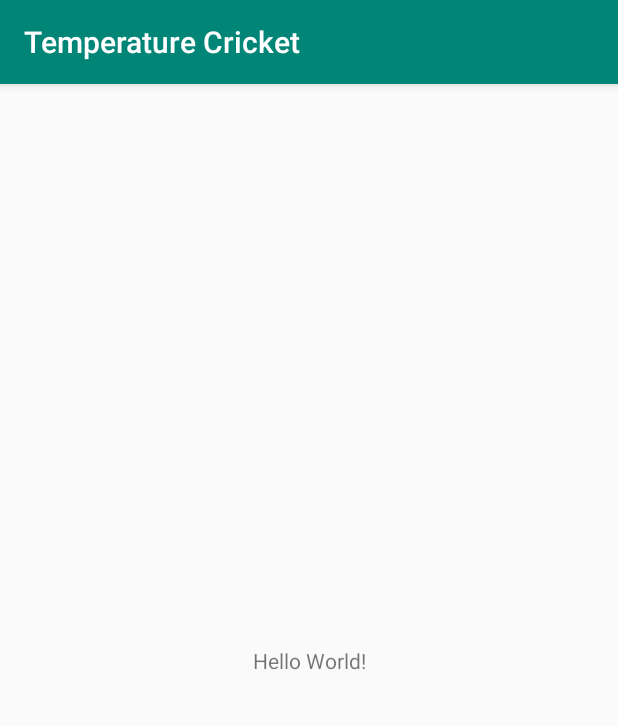
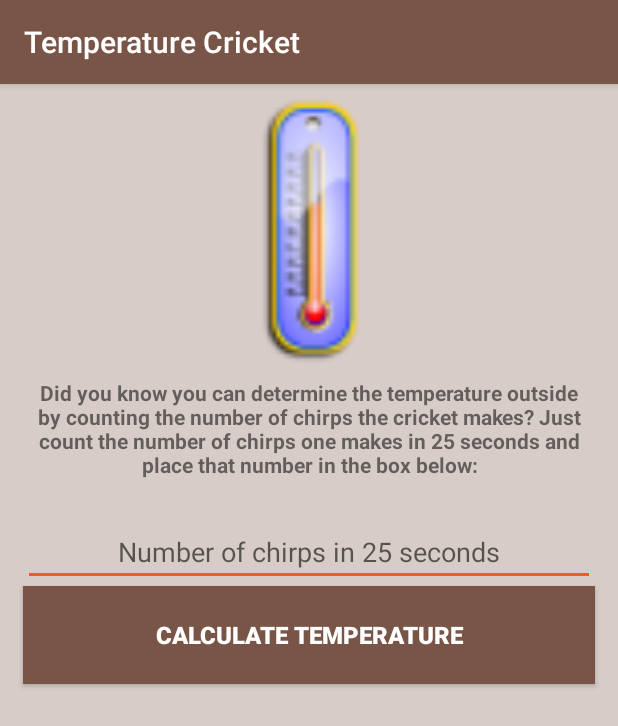
Before and after one commit to Mike-Stupich/LearningAndroidDev, an Android app: the screen it shows after launch (MainActivity), on a phone screen of 412 x 824 dp. Shown: the top 726 px of the screen. Run offline under Robolectric (Android 15) with nearby library versions, the phone set to English and light mode, and no system bars.

Commit message:
Completed cricket temperature challenge

```diff
--- a/TemperatureCricket/app/src/main/AndroidManifest.xml
+++ b/TemperatureCricket/app/src/main/AndroidManifest.xml
@@ -4,7 +4,7 @@
 
     <application
             android:allowBackup="true"
-            android:icon="@mipmap/ic_launcher"
+            android:icon="@mipmap/ic_launcher_round"
             android:label="@string/app_name"
             android:roundIcon="@mipmap/ic_launcher_round"
             android:supportsRtl="true"
--- a/TemperatureCricket/app/src/main/java/com/intro/temperaturecricket/MainActivity.kt
+++ b/TemperatureCricket/app/src/main/java/com/intro/temperaturecricket/MainActivity.kt
@@ -2,11 +2,26 @@ package com.intro.temperaturecricket
 
 import androidx.appcompat.app.AppCompatActivity
 import android.os.Bundle
+import android.view.View
+import kotlinx.android.synthetic.main.activity_main.*
 
 class MainActivity : AppCompatActivity() {
 
     override fun onCreate(savedInstanceState: Bundle?) {
         super.onCreate(savedInstanceState)
         setContentView(R.layout.activity_main)
+
+        tvTempRes.visibility = (View.GONE)
+
+        btnSubmitTemp.setOnClickListener{
+            val numChirps = etNumChirps.text.toString().toFloat()
+            tvTempRes.text = String.format(getString(R.string.degree_result), calcTemp(numChirps))
+            tvTempRes.visibility = (View.VISIBLE)
+        }
     }
+
+    private fun calcTemp(numChirps: Float):Float {
+        return (numChirps / 3 + 4)
+    }
+
 }
--- a/TemperatureCricket/app/src/main/res/layout/activity_main.xml
+++ b/TemperatureCricket/app/src/main/res/layout/activity_main.xml
@@ -1,19 +1,41 @@
 <?xml version="1.0" encoding="utf-8"?>
-<androidx.constraintlayout.widget.ConstraintLayout
+<LinearLayout
         xmlns:android="http://schemas.android.com/apk/res/android"
         xmlns:tools="http://schemas.android.com/tools"
         xmlns:app="http://schemas.android.com/apk/res-auto"
         android:layout_width="match_parent"
         android:layout_height="match_parent"
+        android:orientation="vertical"
+        android:background="@color/colorPrimaryLight"
         tools:context=".MainActivity">
-
+    <ImageView
+            android:layout_width="match_parent"
+            android:layout_height="196dp" app:srcCompat="@mipmap/thermometer" android:id="@+id/thermo_img"
+            android:contentDescription="@string/thermometer_desc"/>
     <TextView
-            android:layout_width="wrap_content"
+            android:text="@string/main_info"
+            android:layout_width="match_parent"
+            android:layout_height="93dp" android:id="@+id/tvMainInfo" android:textStyle="bold"
+            android:gravity="center_horizontal" android:layout_marginLeft="15dp" android:layout_marginRight="15dp"/>
+    <EditText
+            android:layout_width="match_parent"
             android:layout_height="wrap_content"
-            android:text="Hello World!"
-            app:layout_constraintBottom_toBottomOf="parent"
-            app:layout_constraintLeft_toLeftOf="parent"
-            app:layout_constraintRight_toRightOf="parent"
-            app:layout_constraintTop_toTopOf="parent"/>
-
-</androidx.constraintlayout.widget.ConstraintLayout>
+            android:inputType="number"
+            android:ems="10"
+            android:id="@+id/etNumChirps" android:hint="@string/num_chips_hint"
+            android:gravity="center_horizontal" android:layout_marginLeft="15dp" android:layout_marginRight="15dp"
+            android:importantForAutofill="no" tools:ignore="UnusedAttribute"/>
+    <Button
+            android:text="@string/calculate_temperature"
+            android:layout_width="match_parent"
+            android:layout_height="65dp" android:id="@+id/btnSubmitTemp" android:layout_marginLeft="15dp"
+            android:layout_marginRight="15dp"
+            android:background="@color/colorPrimary"
+            android:textColor="#FFFFFF" android:textStyle="bold" android:textSize="16sp"/>
+    <TextView
+            android:text="@string/degree_result"
+            android:layout_width="match_parent"
+            android:layout_height="91dp" android:id="@+id/tvTempRes" android:gravity="center_horizontal"
+            android:layout_marginLeft="25dp" android:layout_marginRight="25dp" android:textStyle="bold"
+            android:layout_marginTop="20dp"/>
+</LinearLayout>
--- a/TemperatureCricket/app/src/main/res/mipmap-anydpi-v26/ic_launcher.xml
+++ /dev/null
@@ -1,5 +0,0 @@
-<?xml version="1.0" encoding="utf-8"?>
-<adaptive-icon xmlns:android="http://schemas.android.com/apk/res/android">
-    <background android:drawable="@drawable/ic_launcher_background"/>
-    <foreground android:drawable="@drawable/ic_launcher_foreground"/>
-</adaptive-icon>
--- a/TemperatureCricket/app/src/main/res/values/colors.xml
+++ b/TemperatureCricket/app/src/main/res/values/colors.xml
@@ -1,6 +1,8 @@
 <?xml version="1.0" encoding="utf-8"?>
 <resources>
-    <color name="colorPrimary">#008577</color>
-    <color name="colorPrimaryDark">#00574B</color>
-    <color name="colorAccent">#D81B60</color>
+    <color name="colorPrimary">#795548</color>
+    <color name="colorPrimaryDark">#5D4037</color>
+    <color name="colorAccent">#FF5722</color>
+    <color name="colorPrimaryText">#212121</color>
+    <color name="colorPrimaryLight">#D7CCC8</color>
 </resources>
--- a/TemperatureCricket/app/src/main/res/values/strings.xml
+++ b/TemperatureCricket/app/src/main/res/values/strings.xml
@@ -1,3 +1,10 @@
 <resources>
     <string name="app_name">Temperature Cricket</string>
+    <string name="degree_result">The approximate temperature outside is %.1f degrees Celsius</string>
+    <string name="num_chips_hint">Number of chirps in 25 seconds</string>
+    <string name="main_info">Did you know you can determine the temperature outside by counting the number of chirps the
+        cricket makes? Just count the number of chirps one makes in 25 seconds and place that number in the box below:
+    </string>
+    <string name="calculate_temperature">Calculate Temperature</string>
+    <string name="thermometer_desc">Image of a thermometer</string>
 </resources>
```
Also changed, not shown: TemperatureCricket/app/src/main/ic_launcher-web.png (added), TemperatureCricket/app/src/main/res/mipmap-hdpi/ic_launcher.png (deleted), TemperatureCricket/app/src/main/res/mipmap-hdpi/thermometer.png (added), TemperatureCricket/app/src/main/res/mipmap-mdpi/ic_launcher.png (deleted), TemperatureCricket/app/src/main/res/mipmap-mdpi/thermometer.png (added), TemperatureCricket/app/src/main/res/mipmap-xhdpi/ic_launcher.png (deleted), TemperatureCricket/app/src/main/res/mipmap-xhdpi/thermometer.png (added), TemperatureCricket/app/src/main/res/mipmap-xxhdpi/ic_launcher.png (deleted), TemperatureCricket/app/src/main/res/mipmap-xxhdpi/thermometer.png (added), TemperatureCricket/app/src/main/res/mipmap-xxxhdpi/ic_launcher.png (deleted), TemperatureCricket/app/src/main/res/mipmap-xxxhdpi/thermometer.png (added), TemperatureCricket/app/src/main/thermometer-web.png (added).
